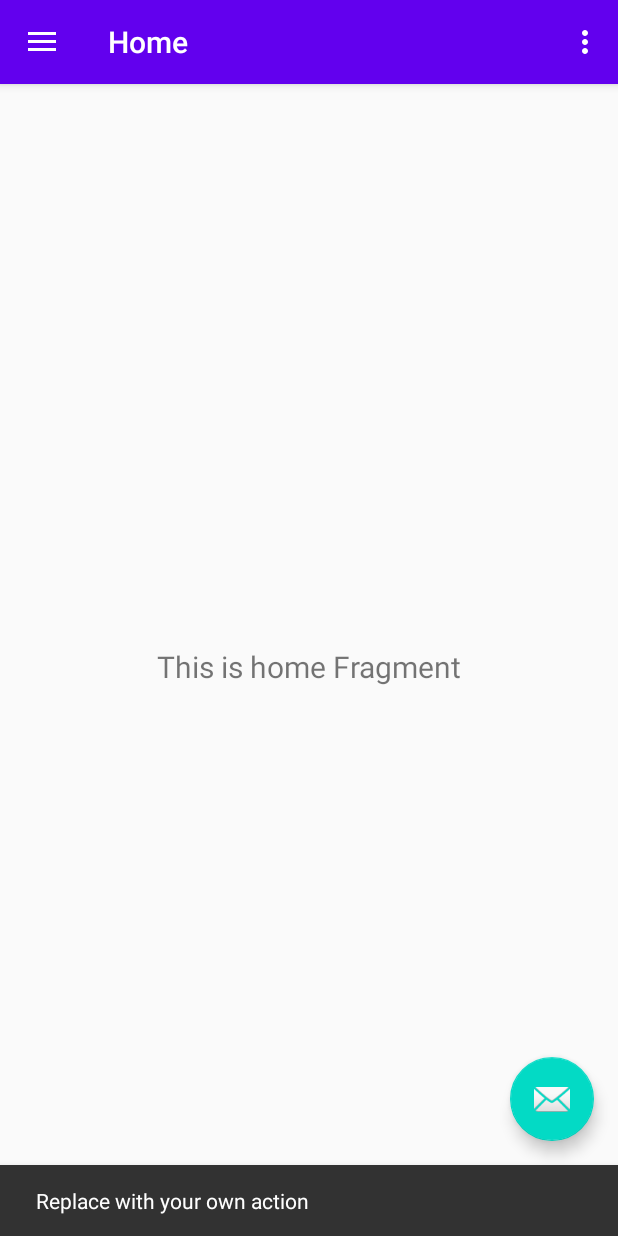
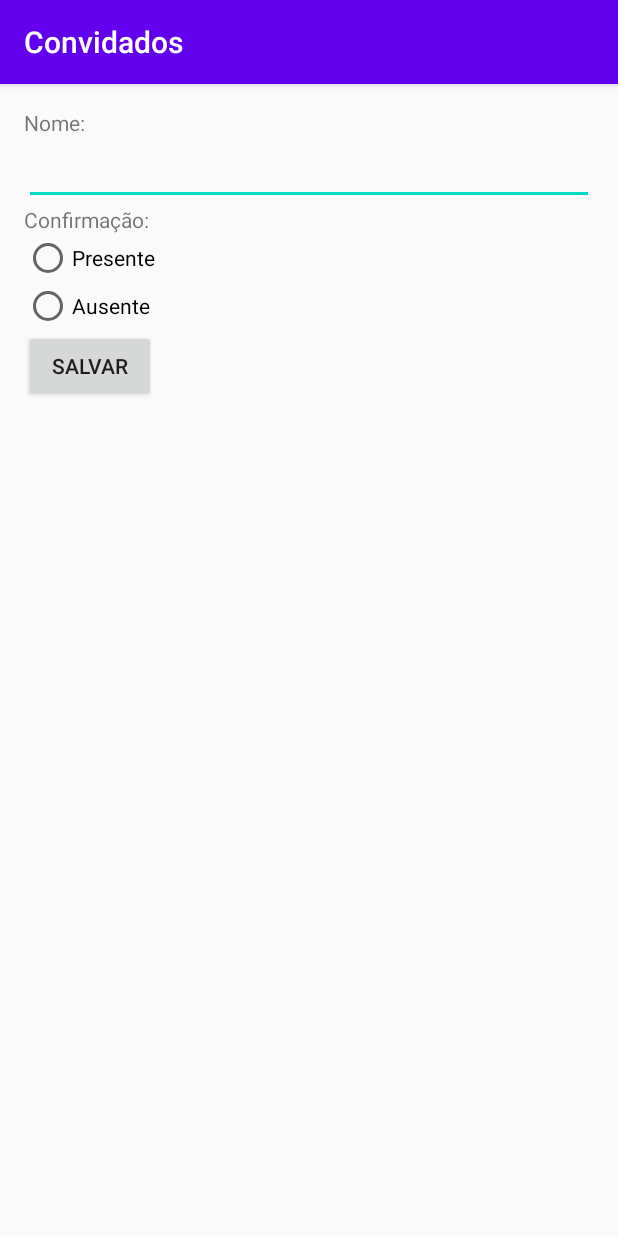
Before and after one commit to AnselmoAlvesJunior/Convidados, an Android app: the screen it shows after launch (MainActivity before the commit, GuestFormActivity after it), after a tap on an icon or button, on a phone screen of 412 x 824 dp. Run offline under Robolectric (Android 15) with nearby library versions, the phone set to English and light mode, and no system bars; our stand-ins replace navigation-ui.

Commit message:
reestruturação de pacotes

```diff
--- a/app/src/main/AndroidManifest.xml
+++ b/app/src/main/AndroidManifest.xml
@@ -9,8 +9,9 @@
         android:roundIcon="@mipmap/ic_launcher_round"
         android:supportsRtl="true"
         android:theme="@style/AppTheme">
+        <activity android:name=".view.GuestFormActivity"></activity>
         <activity
-            android:name=".MainActivity"
+            android:name=".view.MainActivity"
             android:label="@string/app_name"
             android:theme="@style/AppTheme.NoActionBar">
             <intent-filter>
--- a/app/src/main/java/com/example/convidados/ui/gallery/GalleryFragment.kt
+++ b/app/src/main/java/com/example/convidados/view/AllGuestsFragment.kt
@@ -1,4 +1,4 @@
-package com.example.convidados.ui.gallery
+package com.example.convidados.view
 
 import android.os.Bundle
 import android.view.LayoutInflater
@@ -9,21 +9,22 @@ import androidx.fragment.app.Fragment
 import androidx.lifecycle.Observer
 import androidx.lifecycle.ViewModelProviders
 import com.example.convidados.R
+import com.example.convidados.viewmodel.AllGuestsViewModel
 
-class GalleryFragment : Fragment() {
+class AllGuestsFragment : Fragment() {
 
-    private lateinit var galleryViewModel: GalleryViewModel
+    private lateinit var allGuestsViewModel: AllGuestsViewModel
 
     override fun onCreateView(
             inflater: LayoutInflater,
             container: ViewGroup?,
             savedInstanceState: Bundle?
     ): View? {
-        galleryViewModel =
-                ViewModelProviders.of(this).get(GalleryViewModel::class.java)
-        val root = inflater.inflate(R.layout.fragment_gallery, container, false)
-        val textView: TextView = root.findViewById(R.id.text_gallery)
-        galleryViewModel.text.observe(viewLifecycleOwner, Observer {
+        allGuestsViewModel =
+                ViewModelProviders.of(this).get(AllGuestsViewModel::class.java)
+        val root = inflater.inflate(R.layout.fragment_home, container, false)
+        val textView: TextView = root.findViewById(R.id.text_home)
+        allGuestsViewModel.text.observe(viewLifecycleOwner, Observer {
             textView.text = it
         })
         return root
--- /dev/null
+++ b/app/src/main/java/com/example/convidados/view/GuestFormActivity.kt
@@ -0,0 +1,34 @@
+package com.example.convidados.view
+
+import androidx.appcompat.app.AppCompatActivity
+import android.os.Bundle
+import android.view.View
+import androidx.lifecycle.ViewModelProvider
+import com.example.convidados.viewmodel.GuestFormViewModel
+import com.example.convidados.R
+import kotlinx.android.synthetic.main.activity_guest_form.*
+
+class GuestFormActivity : AppCompatActivity(), View.OnClickListener {
+
+    private lateinit var mViewModel: GuestFormViewModel
+
+    override fun onCreate(savedInstanceState: Bundle?) {
+        super.onCreate(savedInstanceState)
+        setContentView(R.layout.activity_guest_form)
+
+        mViewModel=ViewModelProvider(this).get(GuestFormViewModel::class.java)
+        setListeners()
+    }
+
+    private fun setListeners(){
+        btn_save.setOnClickListener(this)
+    }
+
+    override fun onClick(v: View?) {
+        val id= v?.id
+        if (id== R.id.btn_save){
+
+        }
+    }
+
+}
--- a/app/src/main/java/com/example/convidados/MainActivity.kt
+++ b/app/src/main/java/com/example/convidados/view/MainActivity.kt
@@ -1,9 +1,8 @@
-package com.example.convidados
+package com.example.convidados.view
 
+import android.content.Intent
 import android.os.Bundle
-import android.view.Menu
 import com.google.android.material.floatingactionbutton.FloatingActionButton
-import com.google.android.material.snackbar.Snackbar
 import com.google.android.material.navigation.NavigationView
 import androidx.navigation.findNavController
 import androidx.navigation.ui.AppBarConfiguration
@@ -13,6 +12,7 @@ import androidx.navigation.ui.setupWithNavController
 import androidx.drawerlayout.widget.DrawerLayout
 import androidx.appcompat.app.AppCompatActivity
 import androidx.appcompat.widget.Toolbar
+import com.example.convidados.R
 
 class MainActivity : AppCompatActivity() {
 
@@ -25,9 +25,11 @@ class MainActivity : AppCompatActivity() {
         setSupportActionBar(toolbar)
 
         val fab: FloatingActionButton = findViewById(R.id.fab)
-        fab.setOnClickListener { view ->
-            Snackbar.make(view, "Replace with your own action", Snackbar.LENGTH_LONG)
-                    .setAction("Action", null).show()
+        fab.setOnClickListener {
+            startActivity(
+                Intent(applicationContext,
+                GuestFormActivity::class.java)
+            )
         }
         val drawerLayout: DrawerLayout = findViewById(R.id.drawer_layout)
         val navView: NavigationView = findViewById(R.id.nav_view)
@@ -35,15 +37,12 @@ class MainActivity : AppCompatActivity() {
         // Passing each menu ID as a set of Ids because each
         // menu should be considered as top level destinations.
         appBarConfiguration = AppBarConfiguration(setOf(
-                R.id.nav_home, R.id.nav_gallery, R.id.nav_slideshow), drawerLayout)
+            R.id.nav_all,
+            R.id.nav_presents,
+            R.id.nav_absents
+        ), drawerLayout)
         setupActionBarWithNavController(navController, appBarConfiguration)
         navView.setupWithNavController(navController)
-    }
-
-    override fun onCreateOptionsMenu(menu: Menu): Boolean {
-        // Inflate the menu; this adds items to the action bar if it is present.
-        menuInflater.inflate(R.menu.main, menu)
-        return true
     }
 
     override fun onSupportNavigateUp(): Boolean {
--- a/app/src/main/java/com/example/convidados/ui/home/HomeFragment.kt
+++ b/app/src/main/java/com/example/convidados/view/PresentFragment.kt
@@ -1,4 +1,4 @@
-package com.example.convidados.ui.home
+package com.example.convidados.view
 
 import android.os.Bundle
 import android.view.LayoutInflater
@@ -9,21 +9,22 @@ import androidx.fragment.app.Fragment
 import androidx.lifecycle.Observer
 import androidx.lifecycle.ViewModelProviders
 import com.example.convidados.R
+import com.example.convidados.viewmodel.PresentViewModel
 
-class HomeFragment : Fragment() {
+class PresentFragment : Fragment() {
 
-    private lateinit var homeViewModel: HomeViewModel
+    private lateinit var presentViewModel: PresentViewModel
 
     override fun onCreateView(
             inflater: LayoutInflater,
             container: ViewGroup?,
             savedInstanceState: Bundle?
     ): View? {
-        homeViewModel =
-                ViewModelProviders.of(this).get(HomeViewModel::class.java)
-        val root = inflater.inflate(R.layout.fragment_home, container, false)
-        val textView: TextView = root.findViewById(R.id.text_home)
-        homeViewModel.text.observe(viewLifecycleOwner, Observer {
+        presentViewModel =
+                ViewModelProviders.of(this).get(PresentViewModel::class.java)
+        val root = inflater.inflate(R.layout.fragment_gallery, container, false)
+        val textView: TextView = root.findViewById(R.id.text_gallery)
+        presentViewModel.text.observe(viewLifecycleOwner, Observer {
             textView.text = it
         })
         return root
--- a/app/src/main/java/com/example/convidados/ui/gallery/GalleryViewModel.kt
+++ b/app/src/main/java/com/example/convidados/viewmodel/AbsentViewModel.kt
@@ -1,13 +1,13 @@
-package com.example.convidados.ui.gallery
+package com.example.convidados.viewmodel
 
 import androidx.lifecycle.LiveData
 import androidx.lifecycle.MutableLiveData
 import androidx.lifecycle.ViewModel
 
-class GalleryViewModel : ViewModel() {
+class AbsentViewModel : ViewModel() {
 
     private val _text = MutableLiveData<String>().apply {
-        value = "This is gallery Fragment"
+        value = "This is slideshow Fragment"
     }
     val text: LiveData<String> = _text
 }
--- a/app/src/main/java/com/example/convidados/ui/home/HomeViewModel.kt
+++ b/app/src/main/java/com/example/convidados/viewmodel/AllGuestsViewModel.kt
@@ -1,10 +1,10 @@
-package com.example.convidados.ui.home
+package com.example.convidados.viewmodel
 
 import androidx.lifecycle.LiveData
 import androidx.lifecycle.MutableLiveData
 import androidx.lifecycle.ViewModel
 
-class HomeViewModel : ViewModel() {
+class AllGuestsViewModel : ViewModel() {
 
     private val _text = MutableLiveData<String>().apply {
         value = "This is home Fragment"
--- /dev/null
+++ b/app/src/main/java/com/example/convidados/viewmodel/GuestFormViewModel.kt
@@ -0,0 +1,7 @@
+package com.example.convidados.viewmodel
+
+import androidx.lifecycle.ViewModel
+
+class GuestFormViewModel  : ViewModel(){
+
+}
--- a/app/src/main/java/com/example/convidados/ui/slideshow/SlideshowViewModel.kt
+++ b/app/src/main/java/com/example/convidados/viewmodel/PresentViewModel.kt
@@ -1,13 +1,13 @@
-package com.example.convidados.ui.slideshow
+package com.example.convidados.viewmodel
 
 import androidx.lifecycle.LiveData
 import androidx.lifecycle.MutableLiveData
 import androidx.lifecycle.ViewModel
 
-class SlideshowViewModel : ViewModel() {
+class PresentViewModel : ViewModel() {
 
     private val _text = MutableLiveData<String>().apply {
-        value = "This is slideshow Fragment"
+        value = "This is gallery Fragment"
     }
     val text: LiveData<String> = _text
 }
--- /dev/null
+++ b/app/src/main/res/layout/activity_guest_form.xml
@@ -0,0 +1,66 @@
+<?xml version="1.0" encoding="utf-8"?>
+<androidx.constraintlayout.widget.ConstraintLayout xmlns:android="http://schemas.android.com/apk/res/android"
+    xmlns:app="http://schemas.android.com/apk/res-auto"
+    xmlns:tools="http://schemas.android.com/tools"
+    android:layout_width="match_parent"
+    android:layout_height="match_parent"
+    android:padding="16dp"
+    tools:context=".view.GuestFormActivity">
+
+    <TextView
+        android:layout_width="0dp"
+        android:text="Nome: "
+        android:id="@+id/txt_nome"
+        android:layout_height="wrap_content"
+        app:layout_constraintLeft_toLeftOf="parent"
+        app:layout_constraintRight_toRightOf="parent"
+        app:layout_constraintTop_toTopOf="parent"/>
+
+    <EditText
+        android:layout_width="0dp"
+        android:id="@+id/edit_nome"
+        android:layout_height="wrap_content"
+        app:layout_constraintLeft_toLeftOf="parent"
+        app:layout_constraintRight_toRightOf="parent"
+        app:layout_constraintTop_toBottomOf="@+id/txt_nome" />
+
+    <TextView
+        android:layout_width="0dp"
+        android:text="Confirmação: "
+        android:id="@+id/txt_confirmacao"
+        android:layout_height="wrap_content"
+        app:layout_constraintLeft_toLeftOf="parent"
+        app:layout_constraintRight_toRightOf="parent"
+        app:layout_constraintTop_toBottomOf="@+id/edit_nome" />
+    <RadioGroup
+        android:layout_width="0dp"
+        android:id="@+id/radio_confirm"
+        android:layout_height="wrap_content"
+        app:layout_constraintLeft_toLeftOf="parent"
+        app:layout_constraintRight_toRightOf="parent"
+        app:layout_constraintTop_toBottomOf="@+id/txt_confirmacao" >
+
+
+        <RadioButton
+            android:layout_width="wrap_content"
+            android:layout_height="wrap_content"
+            android:text="Presente" />
+
+        <RadioButton
+            android:layout_width="wrap_content"
+            android:layout_height="wrap_content"
+            android:text="Ausente"/>
+
+        <Button
+            android:id="@+id/btn_save"
+            android:layout_width="wrap_content"
+            android:layout_height="wrap_content"
+            app:layout_constraintLeft_toLeftOf="parent"
+            app:layout_constraintRight_toRightOf="parent"
+            app:layout_constraintTop_toBottomOf="@+id/radio_confirm"
+            android:text="Salvar"/>
+
+
+</RadioGroup>
+
+</androidx.constraintlayout.widget.ConstraintLayout>
--- a/app/src/main/res/layout/app_bar_main.xml
+++ b/app/src/main/res/layout/app_bar_main.xml
@@ -4,7 +4,7 @@
     xmlns:tools="http://schemas.android.com/tools"
     android:layout_width="match_parent"
     android:layout_height="match_parent"
-    tools:context=".MainActivity">
+    tools:context=".view.MainActivity">
 
     <com.google.android.material.appbar.AppBarLayout
         android:layout_width="match_parent"
--- a/app/src/main/res/layout/fragment_gallery.xml
+++ b/app/src/main/res/layout/fragment_gallery.xml
@@ -4,7 +4,7 @@
     xmlns:tools="http://schemas.android.com/tools"
     android:layout_width="match_parent"
     android:layout_height="match_parent"
-    tools:context=".ui.gallery.GalleryFragment">
+    tools:context=".view.PresentFragment">
 
     <TextView
         android:id="@+id/text_gallery"
--- a/app/src/main/res/layout/fragment_home.xml
+++ b/app/src/main/res/layout/fragment_home.xml
@@ -4,7 +4,7 @@
     xmlns:tools="http://schemas.android.com/tools"
     android:layout_width="match_parent"
     android:layout_height="match_parent"
-    tools:context=".ui.home.HomeFragment">
+    tools:context=".view.AllGuestsFragment">
 
     <TextView
         android:id="@+id/text_home"
--- a/app/src/main/res/layout/fragment_slideshow.xml
+++ b/app/src/main/res/layout/fragment_slideshow.xml
@@ -4,7 +4,7 @@
     xmlns:tools="http://schemas.android.com/tools"
     android:layout_width="match_parent"
     android:layout_height="match_parent"
-    tools:context=".ui.slideshow.SlideshowFragment">
+    tools:context=".view.AbsentFragment">
 
     <TextView
         android:id="@+id/text_slideshow"
--- a/app/src/main/res/menu/activity_main_drawer.xml
+++ b/app/src/main/res/menu/activity_main_drawer.xml
@@ -5,16 +5,16 @@
 
     <group android:checkableBehavior="single">
         <item
-            android:id="@+id/nav_home"
+            android:id="@+id/nav_all"
             android:icon="@drawable/ic_menu_camera"
-            android:title="@string/menu_home" />
+            android:title="@string/menu_all_guests" />
         <item
-            android:id="@+id/nav_gallery"
+            android:id="@+id/nav_presents"
             android:icon="@drawable/ic_menu_gallery"
-            android:title="@string/menu_gallery" />
+            android:title="@string/menu_presents" />
         <item
-            android:id="@+id/nav_slideshow"
+            android:id="@+id/nav_absents"
             android:icon="@drawable/ic_menu_slideshow"
-            android:title="@string/menu_slideshow" />
+            android:title="@string/menu_absents" />
     </group>
 </menu>
--- a/app/src/main/res/navigation/mobile_navigation.xml
+++ b/app/src/main/res/navigation/mobile_navigation.xml
@@ -3,41 +3,25 @@
     xmlns:app="http://schemas.android.com/apk/res-auto"
     xmlns:tools="http://schemas.android.com/tools"
     android:id="@+id/mobile_navigation"
-    app:startDestination="@+id/nav_home">
+    app:startDestination="@+id/nav_all">
 
     <fragment
-        android:id="@+id/nav_home"
-        android:name="com.example.convidados.ui.home.HomeFragment"
-        android:label="@string/menu_home"
+        android:id="@+id/nav_all"
+        android:name="com.example.convidados.view.AllGuestsFragment"
+        android:label="@string/menu_all_guests"
         tools:layout="@layout/fragment_home">
 
-        <action
-            android:id="@+id/action_HomeFragment_to_HomeSecondFragment"
-            app:destination="@id/nav_home_second" />
-    </fragment>
-    <fragment
-        android:id="@+id/nav_home_second"
-        android:name="com.example.convidados.ui.home.HomeSecondFragment"
-        android:label="@string/home_second"
-        tools:layout="@layout/fragment_home_second">
-        <action
-            android:id="@+id/action_HomeSecondFragment_to_HomeFragment"
-            app:destination="@id/nav_home" />
-
-        <argument
-            android:name="myArg"
-            app:argType="string" />
     </fragment>
 
     <fragment
-        android:id="@+id/nav_gallery"
-        android:name="com.example.convidados.ui.gallery.GalleryFragment"
-        android:label="@string/menu_gallery"
+        android:id="@+id/nav_presents"
+        android:name="com.example.convidados.view.PresentFragment"
+        android:label="@string/menu_presents"
         tools:layout="@layout/fragment_gallery" />
 
     <fragment
-        android:id="@+id/nav_slideshow"
-        android:name="com.example.convidados.ui.slideshow.SlideshowFragment"
-        android:label="@string/menu_slideshow"
+        android:id="@+id/nav_absents"
+        android:name="com.example.convidados.view.AbsentFragment"
+        android:label="@string/menu_absents"
         tools:layout="@layout/fragment_slideshow" />
 </navigation>
--- a/app/src/main/res/values/strings.xml
+++ b/app/src/main/res/values/strings.xml
@@ -7,9 +7,9 @@
     <string name="nav_header_desc">Navigation header</string>
     <string name="action_settings">Settings</string>
 
-    <string name="menu_home">Home</string>
-    <string name="menu_gallery">Gallery</string>
-    <string name="menu_slideshow">Slideshow</string>
+    <string name="menu_all_guests">Todos</string>
+    <string name="menu_presents">Presentes</string>
+    <string name="menu_absents">Ausentes</string>
 
     <string name="home_second">Home Second</string>
 </resources>
```
Also changed, not shown: app/src/main/java/com/example/convidados/view/AbsentFragment.kt (renamed from app/src/main/java/com/example/convidados/ui/slideshow/SlideshowFragment.kt, +7 -6 lines).
